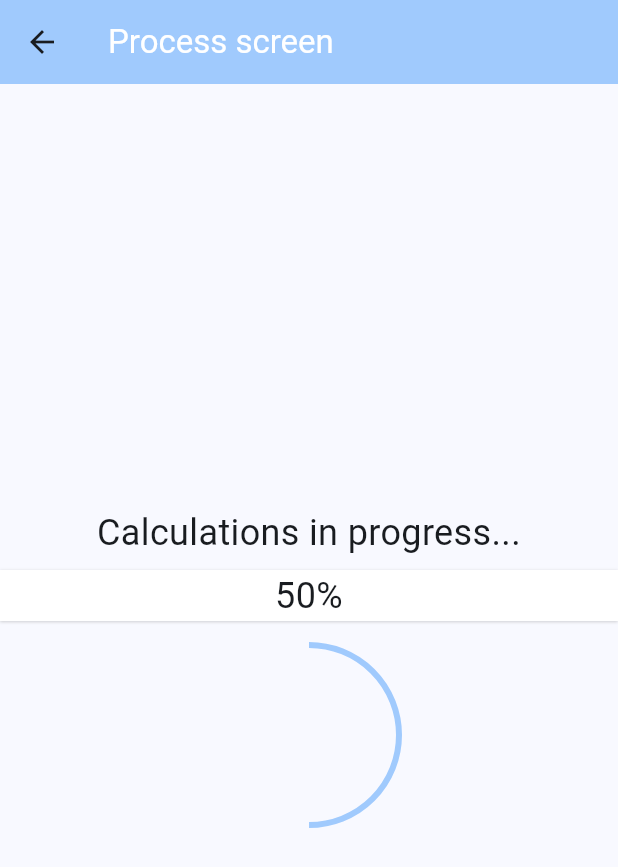
After one commit to MaksymTiutiunnyk/webspark_test, a Flutter app: the ProcessScreen screen opened directly, on a phone screen of 412 x 824 dp. The commit adds this screen. Shown: the top 867 px of the screen. Run offline on Flutter 3.47's test engine with Material 3 defaults, Android fonts, the phone set to English and light mode, and no system bars.

Commit message:
Send get request to retrieve task data. Build Process screen

```diff
--- a/lib/presentation/screens/home.dart
+++ b/lib/presentation/screens/home.dart
@@ -10,7 +10,7 @@ class HomeScreen extends StatelessWidget {
       appBar: AppBar(
         backgroundColor: Theme.of(context).colorScheme.inversePrimary,
         title: const Text(
-          'Home Screen',
+          'Home screen',
           style: TextStyle(color: Colors.white),
         ),
       ),
--- /dev/null
+++ b/lib/presentation/screens/process.dart
@@ -0,0 +1,111 @@
+import 'package:flutter/material.dart';
+import 'package:webspark_test/presentation/screens/result_list.dart';
+
+class ProcessScreen extends StatefulWidget {
+  const ProcessScreen({super.key});
+
+  @override
+  State<ProcessScreen> createState() => _ProcessScreenState();
+}
+
+class _ProcessScreenState extends State<ProcessScreen> {
+  int percentage = 50;
+  bool isSending = false;
+
+  @override
+  Widget build(BuildContext context) {
+    return Scaffold(
+      appBar: AppBar(
+        backgroundColor: Theme.of(context).colorScheme.inversePrimary,
+        title: const Text(
+          'Process screen',
+          style: TextStyle(color: Colors.white),
+        ),
+      ),
+      body: Column(
+        crossAxisAlignment: CrossAxisAlignment.stretch,
+        children: [
+          Expanded(
+            child: Column(
+              mainAxisAlignment: MainAxisAlignment.center,
+              children: [
+                Padding(
+                  padding: const EdgeInsets.all(8.0),
+                  child: percentage == 100
+                      ? const Text(
+                          'All calculations has finished, you can send your results to server',
+                          textAlign: TextAlign.center,
+                          style: TextStyle(fontSize: 18),
+                        )
+                      : const Text(
+                          'Calculations in progress...',
+                          textAlign: TextAlign.center,
+                          style: TextStyle(fontSize: 24),
+                        ),
+                ),
+                Container(
+                  decoration: BoxDecoration(
+                    color: Colors.white,
+                    boxShadow: [
+                      BoxShadow(
+                        color: Colors.grey.withOpacity(0.5),
+                        blurRadius: 1,
+                        spreadRadius: 0.1,
+                        offset: const Offset(0, 0.6),
+                      ),
+                    ],
+                  ),
+                  width: double.infinity,
+                  child: Text(
+                    '$percentage%',
+                    textAlign: TextAlign.center,
+                    style: const TextStyle(fontSize: 24),
+                  ),
+                ),
+                const SizedBox(height: 16),
+                SizedBox(
+                  width: 120,
+                  height: 120,
+                  child: CircularProgressIndicator(
+                    value: percentage / 100,
+                    strokeWidth: 4,
+                    color: Theme.of(context).colorScheme.inversePrimary,
+                  ),
+                ),
+              ],
+            ),
+          ),
+          if (percentage == 100)
+            Padding(
+              padding: const EdgeInsets.all(12.0),
+              child: ElevatedButton(
+                style: ElevatedButton.styleFrom(
+                  shape: RoundedRectangleBorder(
+                    borderRadius: BorderRadius.circular(8),
+                  ),
+                  backgroundColor: Theme.of(context).colorScheme.inversePrimary,
+                ),
+                onPressed: () {
+                  setState(() {
+                    isSending = true;
+                  });
+
+                  Navigator.of(context).push(
+                    MaterialPageRoute(
+                      builder: (context) => const ResultListScreen(),
+                    ),
+                  );
+                },
+                child: !isSending
+                    ? const Text(
+                        'Send results to server',
+                        style: TextStyle(color: Colors.black),
+                      )
+                    : const CircularProgressIndicator(),
+              ),
+            ),
+        ],
+      ),
+    );
+  }
+}
--- a/pubspec.yaml
+++ b/pubspec.yaml
@@ -35,6 +35,7 @@ dependencies:
   # The following adds the Cupertino Icons font to your application.
   # Use with the CupertinoIcons class for iOS style icons.
   cupertino_icons: ^1.0.6
+  http: ^1.2.2
 
 dev_dependencies:
   flutter_test:
```
Also changed, not shown: lib/presentation/screens/result_list.dart (added, +18 -0 lines), lib/presentation/widgets/home_widgets/form.dart (+57 -9 lines), pubspec.lock.
